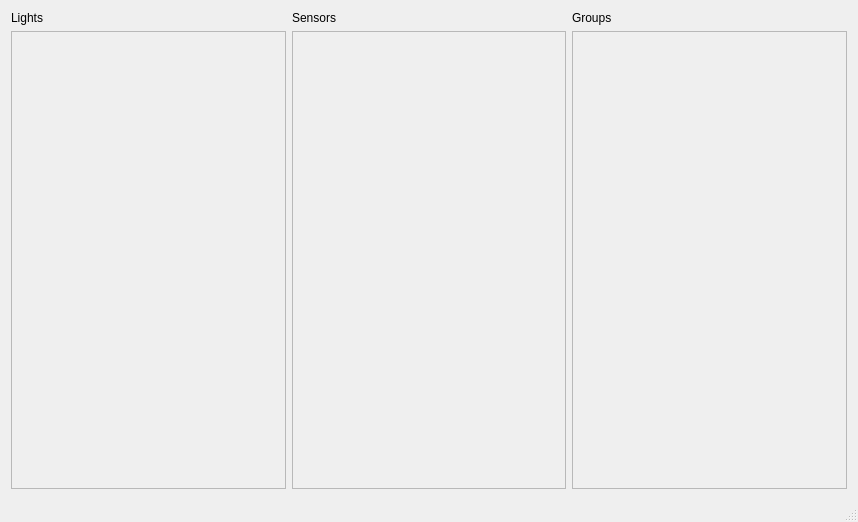
Qt form LightControl.ui (CaptainCoke/LightControl) before a commit.
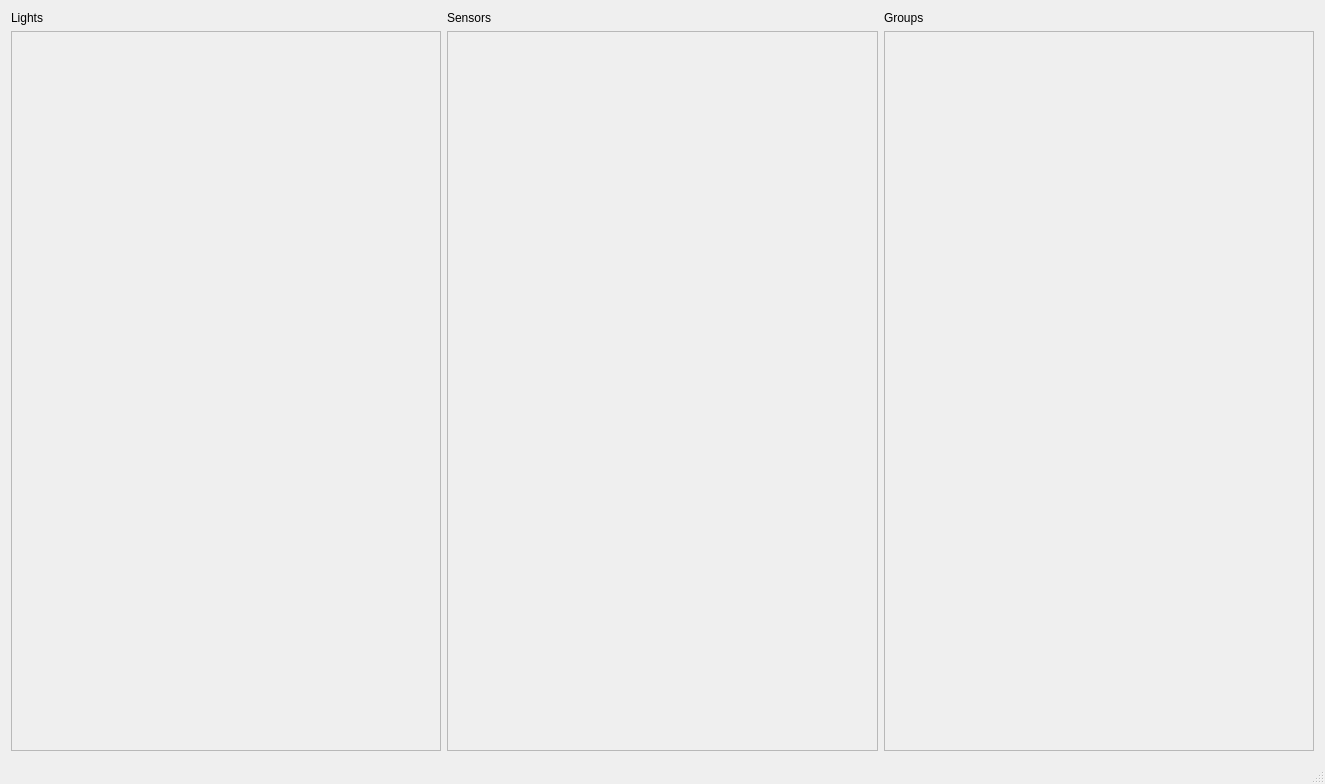
The same form after that commit.

Commit message: Added LighBulbState class and use it to describe LightGroupScene content

```diff
--- a/LightControl.ui
+++ b/LightControl.ui
@@ -6,8 +6,8 @@
    <rect>
     <x>0</x>
     <y>0</y>
-    <width>858</width>
-    <height>522</height>
+    <width>1325</width>
+    <height>784</height>
    </rect>
   </property>
   <property name="windowTitle">
@@ -32,8 +32,8 @@
         <rect>
          <x>0</x>
          <y>0</y>
-         <width>274</width>
-         <height>457</height>
+         <width>430</width>
+         <height>719</height>
         </rect>
        </property>
       </widget>
@@ -49,8 +49,8 @@
         <rect>
          <x>0</x>
          <y>0</y>
-         <width>274</width>
-         <height>457</height>
+         <width>429</width>
+         <height>719</height>
         </rect>
        </property>
       </widget>
@@ -73,8 +73,8 @@
         <rect>
          <x>0</x>
          <y>0</y>
-         <width>274</width>
-         <height>457</height>
+         <width>430</width>
+         <height>719</height>
         </rect>
        </property>
       </widget>
```
The commit also changes 12 other files.
